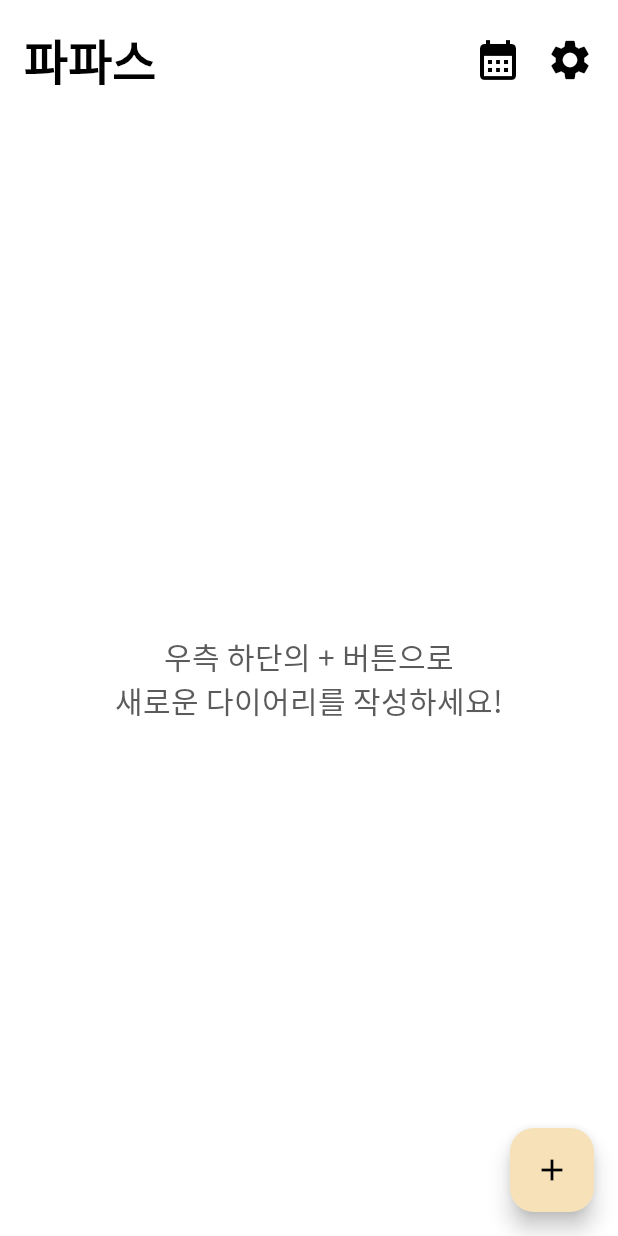
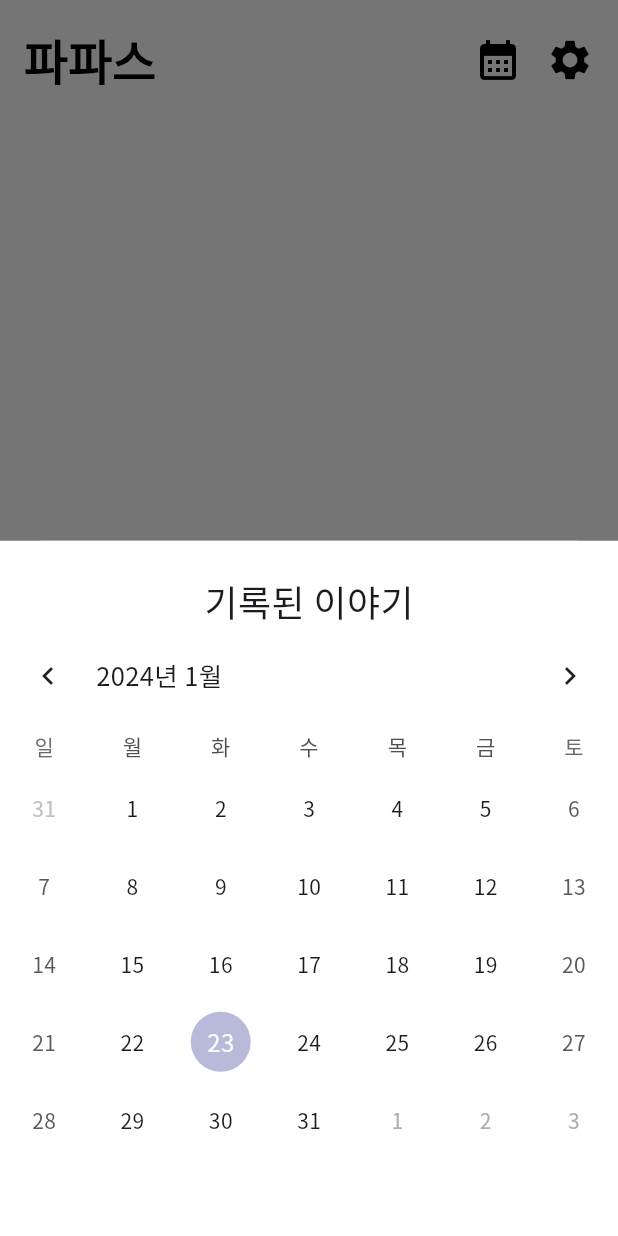
Before and after one commit to minicodestudio/papas, a Flutter app: the HomeScreen screen opened by its route, after a tap on the "calendar month" icon, on a phone screen of 412 x 824 dp. Run offline on Flutter 3.47's test engine with Material 3 defaults, Android fonts, the light colour scheme and no system bars; drawn by our look-alikes of table_calendar; our stand-ins replace cloud_firestore, firebase_auth, firebase_core, fluttertoast, go_router, google_sign_in; accounts and stored records are empty.

Commit message:
- 달력기능 추가

```diff
--- a/lib/common/Routes.dart
+++ b/lib/common/Routes.dart
@@ -4,6 +4,8 @@ import 'package:papas/view/HomeScreen.dart';
 import 'package:papas/view/LoginScreen.dart';
 import 'package:papas/viewModel/UserViewModel.dart';
 
+import '../model/DiaryModel.dart';
+import '../view/CalendarPopup.dart';
 import '../view/SettingScreen.dart';
 import '../view/SplashScreen.dart';
 
@@ -13,7 +15,7 @@ class GoRouterClass {
 
   GoRouterClass(this.userStatus) {
     router = GoRouter(
-      initialLocation: "/home",
+      initialLocation: "/splash",
       routes: <RouteBase>[
         GoRoute(
           path: '/splash',
--- a/lib/main.dart
+++ b/lib/main.dart
@@ -1,6 +1,7 @@
 import 'package:firebase_core/firebase_core.dart';
 import 'package:flutter/material.dart';
 import 'package:go_router/go_router.dart';
+import 'package:intl/date_symbol_data_local.dart';
 import 'package:papas/firebase_options.dart';
 import 'package:papas/common/Routes.dart';
 import 'package:papas/viewModel/HomeViewModel.dart';
@@ -11,6 +12,7 @@ import 'datasource/DiaryDatasource.dart';
 
 void main() async {
   WidgetsFlutterBinding.ensureInitialized();
+  await initializeDateFormatting();
   await Firebase.initializeApp(
     options: DefaultFirebaseOptions.currentPlatform,
   );
@@ -40,6 +42,7 @@ class MyApp extends StatelessWidget {
         title: 'Flutter Demo',
         theme: ThemeData(
           fontFamily: "NotoSansKR",
+          scaffoldBackgroundColor: Colors.white,
           appBarTheme: AppBarTheme(
             color: Colors.white,
             titleTextStyle: TextStyle(color: Colors.black),
--- /dev/null
+++ b/lib/view/CalendarPopup.dart
@@ -0,0 +1,133 @@
+import 'package:flutter/material.dart';
+import 'package:papas/model/DiaryModel.dart';
+import 'package:table_calendar/table_calendar.dart';
+
+class CalendarPopup extends StatefulWidget {
+  final List<Diary> diaryList;
+  CalendarPopup({super.key, required this.diaryList});
+
+  @override
+  State<CalendarPopup> createState() => _CalendarPopupState();
+}
+
+class _CalendarPopupState extends State<CalendarPopup> {
+  CalendarFormat _calendarFormat = CalendarFormat.month;
+
+  DateTime _focusedDay = DateTime.now();
+
+  DateTime? _selectedDay;
+
+  List<String> days = ['_', '월', '화', '수', '목', '금', '토', '일'];
+
+  Map<DateTime, List<Diary>> _events = {};
+
+  @override
+  void initState() {
+    super.initState();
+    _updateEvents();
+  }
+
+  void _updateEvents() {
+    _events = {};
+    for (Diary diary in widget.diaryList) {
+      DateTime date = DateTime.parse(diary.date);
+      _events.update(date, (value) => [...value, diary], ifAbsent: () => [diary]);
+    }
+  }
+
+  @override
+  Widget build(BuildContext context) {
+    return Scaffold(
+      body: Column(
+        mainAxisAlignment: MainAxisAlignment.start,
+        crossAxisAlignment: CrossAxisAlignment.start,
+        children: [
+          Container(
+              width: double.infinity,
+              alignment: Alignment.center,
+              margin: EdgeInsets.only(top: 24.0),
+              child: Text('기록된 이야기', style: TextStyle(fontSize: 24.0, fontWeight: FontWeight.w500),)
+          ),
+          TableCalendar(
+            locale: 'ko_KR',
+            headerStyle: HeaderStyle(
+              formatButtonVisible: false,
+            ),
+            focusedDay: _focusedDay,
+            firstDay: DateTime.utc(2024, 1, 1),
+            lastDay: DateTime.utc(2099, 12, 31),
+            calendarFormat: _calendarFormat,
+            daysOfWeekHeight: 30, // 요일과 일자 사이 간격
+            calendarStyle: const CalendarStyle(
+              todayDecoration: BoxDecoration(
+                color: Color(0xFFB9BADA),
+                shape: BoxShape.circle
+              ),
+                selectedDecoration: BoxDecoration(
+                  color: Color(0xFFD2B9D6),
+                  shape: BoxShape.circle,
+                )
+            ),
+            selectedDayPredicate: (day) {
+              return isSameDay(_selectedDay, day);
+            },
+            onPageChanged: (focusedDay) {
+              setState(() {
+                _focusedDay = focusedDay;
+              });
+            },
+            // 사용자가 캘린더에 해당일을 클릭했을 때
+            onDaySelected: (selectedDay, focusedDay) {
+              if (!isSameDay(_selectedDay, selectedDay)) {
+                setState(() {
+                  _selectedDay = selectedDay;
+                  _focusedDay = focusedDay;
+                });
+              }
+            },
+            calendarBuilders: CalendarBuilders(
+              markerBuilder: (context, date, events) {
+                DateTime _date = DateTime(date.year, date.month, date.day);
+                if (_events[_date] != null) {
+                  return Stack(
+                    children: [
+                      Container(
+                        width: MediaQuery.of(context).size.width * 0.11,
+                        padding: const EdgeInsets.only(bottom: 5),
+                        decoration: const BoxDecoration(
+                          color: Color(0xFFFFF3DA),
+                          shape: BoxShape.circle,
+                        ),
+                      ),
+                      Positioned(
+                        top: 0,
+                        left: 0,
+                        right: 0,
+                        bottom: 0,
+                        child: Center(
+                          child: Text(
+                            '${date.day}',
+                            style: TextStyle(
+                              color: Colors.black,
+                            ),
+                          ),
+                        ),
+                      ),
+                    ],
+                  );
+                }
+              }
+            ),
+          ),
+          // SizedBox(height: 16.0),
+          // ElevatedButton(
+          //   onPressed: () {
+          //     Navigator.of(context).pop(); // 팝업 닫기
+          //   },
+          //   child: Text('OK'),
+          // ),
+        ],
+      ),
+    );
+  }
+}
--- a/lib/view/HomeScreen.dart
+++ b/lib/view/HomeScreen.dart
@@ -8,6 +8,7 @@ import 'package:provider/provider.dart';
 import '../common/Utils.dart';
 import '../datasource/DiaryDatasource.dart';
 import '../viewModel/HomeViewModel.dart';
+import 'CalendarPopup.dart';
 
 class HomeScreen extends StatefulWidget {
   const HomeScreen({super.key});
@@ -52,6 +53,8 @@ class _HomeScreenState extends State<HomeScreen> {
             GestureDetector(
               onTap: () {
                 print('calendar_month clicked...');
+                _showCalendarPopup(context, viewModel.diaryList);
+                //context.push('/calendar', extra: viewModel.diaryList);
               },
               child: Container(
                 margin: EdgeInsets.only(right: 16.0),
@@ -243,4 +246,13 @@ class _HomeScreenState extends State<HomeScreen> {
     // 변경된 데이터를 반영
     //viewModel.notifyListeners();
   }
+
+  void _showCalendarPopup(BuildContext context, List<Diary> diaryList) {
+    showModalBottomSheet(
+        context: context,
+        builder: (BuildContext context) {
+          return CalendarPopup(diaryList: diaryList);
+        },
+    );
+  }
 }
--- a/pubspec.yaml
+++ b/pubspec.yaml
@@ -44,6 +44,7 @@ dependencies:
   google_sign_in: ^6.1.6
   fluttertoast: ^8.2.4
   intl: ^0.17.0
+  table_calendar: ^3.0.8
 
 dev_dependencies:
   flutter_test:
```
Also changed, not shown: pubspec.lock.
